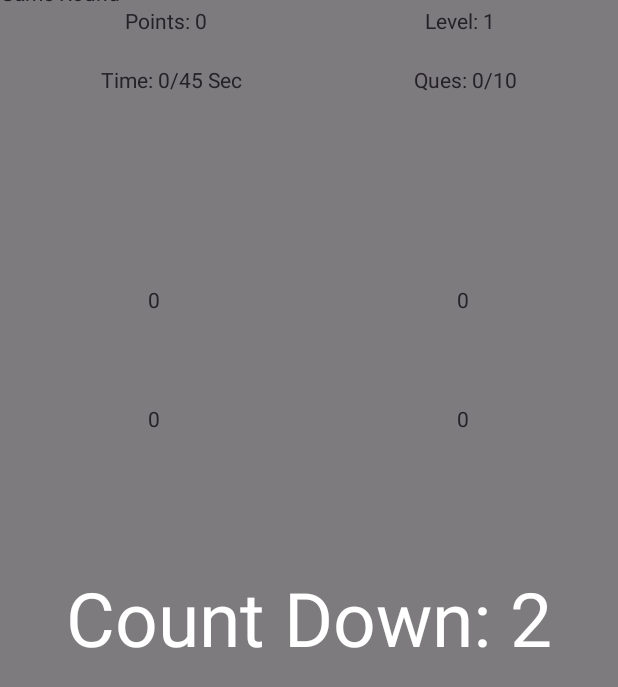
After one commit to KruBakhal/NewAppDI, an Android app: the GameActivity screen opened directly, with no data from a screen before it, on a phone screen of 412 x 824 dp. The commit adds this screen. Shown: the top 687 px of the screen. Run offline under Robolectric (Android 15) with nearby library versions, the phone set to English and light mode, and no system bars; our stand-ins replace data binding; network calls fail.

Commit message:
quiz game

```diff
--- a/app/src/main/AndroidManifest.xml
+++ b/app/src/main/AndroidManifest.xml
@@ -16,6 +16,12 @@
         android:theme="@style/Theme.NewAppDI"
         android:usesCleartextTraffic="true"
         tools:targetApi="31">
+        <activity
+            android:name=".QuizGame.ResultActivity"
+            android:exported="false" />
+        <activity
+            android:name=".QuizGame.GameActivity"
+            android:exported="false" />
         <activity
             android:name=".TicTacTO.TicTacTOActivity"
             android:exported="false" />
--- a/app/src/main/java/com/example/newappdi/MainActivity.kt
+++ b/app/src/main/java/com/example/newappdi/MainActivity.kt
@@ -6,6 +6,7 @@ import android.os.Bundle
 import android.view.View
 import com.example.newappdi.APICalling.APICallActivity
 import com.example.newappdi.NewApp.NewsActivity
+import com.example.newappdi.QuizGame.GameActivity
 import com.example.newappdi.TicTacTO.TicTacTOActivity
 
 class MainActivity : AppCompatActivity() {
@@ -28,5 +29,10 @@ class MainActivity : AppCompatActivity() {
                 startActivity(Intent(this@MainActivity, TicTacTOActivity::class.java))
             }
         }
+         findViewById<View>(R.id.game).apply {
+            setOnClickListener {
+                startActivity(Intent(this@MainActivity, GameActivity::class.java))
+            }
+        }
     }
 }
--- /dev/null
+++ b/app/src/main/java/com/example/newappdi/QuizGame/GameActivity.kt
@@ -0,0 +1,187 @@
+package com.example.newappdi.QuizGame
+
+import android.content.Intent
+import android.os.Bundle
+import android.os.CountDownTimer
+import android.view.View
+import androidx.appcompat.app.AppCompatActivity
+import com.example.newappdi.R
+import com.example.newappdi.databinding.ActivityGameBinding
+import com.google.gson.Gson
+import java.util.Random
+
+
+class GameActivity : AppCompatActivity() {
+
+
+    private var op4: Int = 0
+    private var ans: Int = 0
+    private var num2: Int = 0
+    private var num1: Int = 0
+    private lateinit var binding: ActivityGameBinding
+    var totalQues = 10
+    var currentQuesCount = 0
+    var round = 0;
+    var points = 0;
+    var wrongAns = 10;
+    var rightAns = 30;
+    lateinit var countDownTimwe: CountDownTimer
+    lateinit var roundTimer: CountDownTimer
+    val listRound = arrayListOf<ResultModel>()
+
+    override fun onCreate(savedInstanceState: Bundle?) {
+        super.onCreate(savedInstanceState)
+        binding = ActivityGameBinding.inflate(layoutInflater)
+        setContentView(binding.root)
+
+
+        click()
+        startCountDown()
+
+    }
+
+    private fun click() {
+        binding.tvOp1.setOnClickListener {
+            val value = binding.tvOp1.text.toString().toInt()
+
+            checkAns(value)
+        }
+        binding.tvOp2.setOnClickListener {
+            val value = binding.tvOp2.text.toString().toInt()
+
+            checkAns(value)
+        }
+        binding.tvOp3.setOnClickListener {
+            val value = binding.tvOp3.text.toString().toInt()
+
+            checkAns(value)
+        }
+        binding.tvOp4.setOnClickListener {
+            val value = binding.tvOp4.text.toString().toInt()
+            checkAns(value)
+        }
+    }
+
+    private fun checkAns(value: Int) {
+        val result = num1 + num2
+
+        if (result == value) {
+            points = points + rightAns
+        } else {
+            points = points - wrongAns
+            if (points < 0)
+                points = 0
+        }
+        binding.tvPoints.setText("$points")
+
+
+        generateNextQuestion()
+    }
+
+
+    private fun startCountDown() {
+        op4 = 0
+        ans = 0
+        num2 = 0
+        num1 = 0
+        totalQues = 10
+        currentQuesCount = 0
+        round++;
+        points = 0;
+        restValue()
+        binding.tvCountDown.visibility = View.VISIBLE
+        countDownTimwe = object : CountDownTimer(3000, 1000) {
+
+            override fun onTick(p0: Long) {
+                binding.tvCountDown.setText("Count Down: ${(p0 / 1000).toInt()}")
+            }
+
+            override fun onFinish() {
+                binding.tvCountDown.visibility = View.GONE
+                countDownTimwe.cancel()
+                startRound()
+            }
+
+        }
+        countDownTimwe.start()
+    }
+
+    private fun restValue() {
+        binding.tvOp1.setText("0")
+        binding.tvOp2.setText("0")
+        binding.tvOp3.setText("0")
+        binding.tvOp4.setText("0")
+        binding.tvQuestion.setText("")
+        binding.tvTime.setText("Time: 0/45 Sec")
+        binding.tvQuesAns.setText("Ques: $currentQuesCount/${totalQues}")
+        binding.tvPoints.setText("Points: $points")
+        binding.tvLevel.setText("Level: $round")
+    }
+
+    private fun startRound() {
+        generateNextQuestion()
+        roundTimer = object : CountDownTimer(45000, 1000) {
+
+            override fun onTick(p0: Long) {
+                binding.tvTime.setText("Time: ${(p0 / 1000).toInt()}/45 Sec")
+            }
+
+            override fun onFinish() {
+                val intent = Intent(this@GameActivity, ResultActivity::class.java)
+                val resultModel =
+                    ResultModel(round.toString(), points.toString(), currentQuesCount.toString())
+                listRound.add(resultModel)
+                roundTimer.cancel()
+                intent.putExtra("list", Gson().toJson(listRound))
+                startActivityForResult(intent, 1234)
+            }
+        }
+
+        roundTimer.start()
+    }
+
+    override fun onActivityResult(requestCode: Int, resultCode: Int, data: Intent?) {
+        super.onActivityResult(requestCode, resultCode, data)
+        if (requestCode == 1234 && resultCode == RESULT_OK) {
+            startCountDown()
+        } else if (requestCode == 1234 && resultCode == RESULT_CANCELED) {
+            finish()
+        }
+
+    }
+
+    fun generateNextQuestion() {
+        if (currentQuesCount == totalQues) {
+            if (roundTimer != null) roundTimer.onFinish()
+            return
+        }
+        currentQuesCount++
+        num1 = generateRandomNumber()
+        num2 = generateRandomNumber()
+        op4 = generateRandomNumber()
+        ans = num1 + num2
+        binding.tvQuestion.setText(" $num1 + $num2 ")
+        val list = arrayListOf<Int>(num1, num2, ans, op4)
+        list.shuffle()
+        binding.tvOp1.setText("${list.get(0)}")
+        binding.tvOp2.setText("${list.get(1)}")
+        binding.tvOp3.setText("${list.get(2)}")
+        binding.tvOp4.setText("${list.get(3)}")
+        binding.tvQuesAns.setText("Ques: $currentQuesCount/${totalQues}")
+
+    }
+
+    fun generateRandomNumber(): Int {
+        val max = 100
+        val min = 0
+        val r = Random()
+        val randInt: Int = r.nextInt(max - min) + min
+        return randInt
+    }
+
+    override fun onBackPressed() {
+        if (countDownTimwe != null) countDownTimwe.cancel()
+        if (roundTimer != null) roundTimer.cancel()
+        finish()
+    }
+}
--- /dev/null
+++ b/app/src/main/res/layout/activity_game.xml
@@ -0,0 +1,160 @@
+<?xml version="1.0" encoding="utf-8"?>
+<layout>
+    <androidx.constraintlayout.widget.ConstraintLayout xmlns:android="http://schemas.android.com/apk/res/android"
+        xmlns:app="http://schemas.android.com/apk/res-auto"
+        xmlns:tools="http://schemas.android.com/tools"
+        android:layout_width="match_parent"
+        android:layout_height="match_parent"
+        android:orientation="vertical"
+        tools:context=".QuizGame.GameActivity">
+
+        <TextView
+            android:id="@+id/tv_title"
+            android:layout_width="0dp"
+            android:layout_height="wrap_content"
+            android:layout_marginBottom="11dp"
+            android:text="Game Round"
+            app:layout_constraintBottom_toTopOf="@+id/tv_count_down"
+            app:layout_constraintEnd_toEndOf="parent"
+            app:layout_constraintStart_toStartOf="parent"
+            app:layout_constraintTop_toTopOf="parent" />
+
+        <androidx.appcompat.widget.LinearLayoutCompat
+            android:id="@+id/tv_lay"
+
+            android:layout_width="0dp"
+            android:layout_height="wrap_content"
+            android:orientation="vertical"
+            app:layout_constraintEnd_toEndOf="parent"
+            app:layout_constraintStart_toStartOf="parent"
+            app:layout_constraintTop_toBottomOf="@+id/tv_title">
+
+            <LinearLayout
+                android:layout_width="match_parent"
+                android:layout_height="wrap_content">
+
+                <TextView
+                    android:id="@+id/tv_points"
+                    android:layout_width="wrap_content"
+                    android:layout_height="wrap_content"
+                    android:layout_marginLeft="20dp"
+                    android:layout_weight="1"
+                    android:gravity="center"
+                    android:text="Points: 0" />
+
+                <TextView
+                    android:id="@+id/tv_level"
+                    android:layout_width="wrap_content"
+                    android:layout_height="wrap_content"
+                    android:layout_marginHorizontal="20dp"
+                    android:layout_weight="1"
+                    android:gravity="center"
+                    android:text="Level: 0" />
+
+            </LinearLayout>
+
+            <LinearLayout
+                android:layout_width="match_parent"
+                android:layout_height="wrap_content"
+                android:layout_marginTop="20dp">
+
+                <TextView
+                    android:id="@+id/tv_time"
+                    android:layout_width="wrap_content"
+                    android:layout_height="wrap_content"
+                    android:layout_marginLeft="20dp"
+                    android:layout_weight="1"
+                    android:gravity="center"
+                    android:text="Time: 0" />
+
+                <TextView
+                    android:id="@+id/tv_ques_ans"
+                    android:layout_width="wrap_content"
+                    android:layout_height="wrap_content"
+                    android:layout_marginHorizontal="20dp"
+                    android:layout_weight="1"
+                    android:gravity="center"
+                    android:text="Ques: 0" />
+
+            </LinearLayout>
+
+
+            <TextView
+                android:id="@+id/tv_question"
+                android:layout_width="match_parent"
+                android:layout_height="wrap_content"
+                android:layout_margin="30dp"
+                android:layout_weight="1"
+                android:gravity="center"
+                android:text="Question:"
+                android:textSize="20sp" />
+
+            <LinearLayout
+                android:layout_width="match_parent"
+                android:layout_height="wrap_content"
+                android:layout_marginTop="20dp">
+
+                <TextView
+                    android:id="@+id/tv_op_3"
+                    android:layout_width="wrap_content"
+                    android:layout_height="wrap_content"
+                    android:padding="20dp"
+                    android:layout_weight="1"
+                    android:gravity="center"
+                    android:text="Time: 0" />
+
+                <TextView
+                    android:id="@+id/tv_op_4"
+                    android:layout_width="wrap_content"
+                    android:layout_height="wrap_content"
+                    android:padding="20dp"
+                    android:layout_weight="1"
+                    android:gravity="center"
+                    android:text="Ques: 0" />
+
+            </LinearLayout>
+
+            <LinearLayout
+                android:layout_width="match_parent"
+                android:layout_height="wrap_content"
+                android:layout_marginTop="20dp">
+
+                <TextView
+                    android:id="@+id/tv_op_1"
+                    android:layout_width="wrap_content"
+                    android:layout_height="wrap_content"
+                    android:padding="20dp"
+                    android:layout_weight="1"
+                    android:gravity="center"
+                    android:text="Time: 0" />
+
+                <TextView
+                    android:id="@+id/tv_op_2"
+                    android:layout_width="wrap_content"
+                    android:layout_height="wrap_content"
+                    android:padding="20dp"
+                    android:layout_weight="1"
+                    android:gravity="center"
+                    android:text="Ques: 0" />
+
+            </LinearLayout>
+
+
+        </androidx.appcompat.widget.LinearLayoutCompat>
+
+        <TextView
+            android:id="@+id/tv_count_down"
+            android:layout_width="0dp"
+            android:layout_height="0dp"
+            android:layout_weight="1"
+            android:background="#80000000"
+            android:gravity="center"
+            android:text="0"
+            android:textColor="@color/white"
+            android:textSize="50sp"
+            app:layout_constraintBottom_toBottomOf="parent"
+            app:layout_constraintEnd_toEndOf="parent"
+            app:layout_constraintStart_toStartOf="parent"
+            app:layout_constraintTop_toTopOf="parent" />
+    </androidx.constraintlayout.widget.ConstraintLayout>
+</layout>
```
Also changed, not shown: app/src/main/java/com/example/newappdi/QuizGame/GameAdapter.kt (added, +69 -0 lines), app/src/main/java/com/example/newappdi/QuizGame/ResultActivity.kt (added, +36 -0 lines), app/src/main/java/com/example/newappdi/QuizGame/ResultModel.kt (added, +33 -0 lines), app/src/main/res/layout/activity_main.xml (+14 -1 lines), app/src/main/res/layout/activity_result.xml (added, +69 -0 lines), app/src/main/res/layout/item_game.xml (added, +44 -0 lines).
